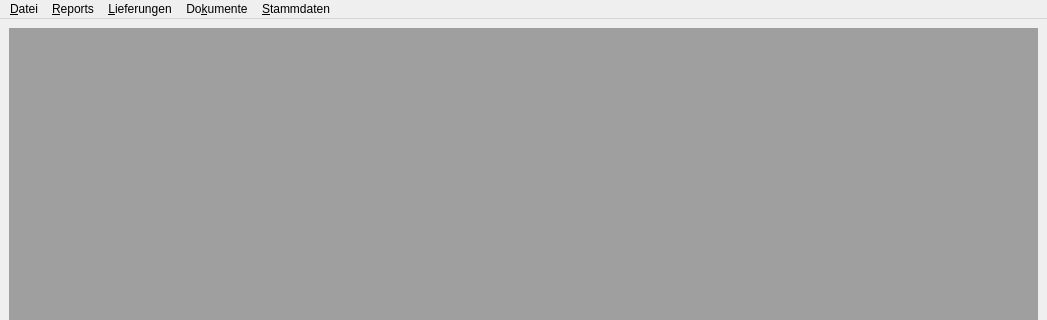
flurl/lagerManager, file ui/lagerManagerMainWindow.ui: the form before one commit; both pictures show x 0 to 1047 and y 0 to 320 of the 1047 by 664 pixel window.
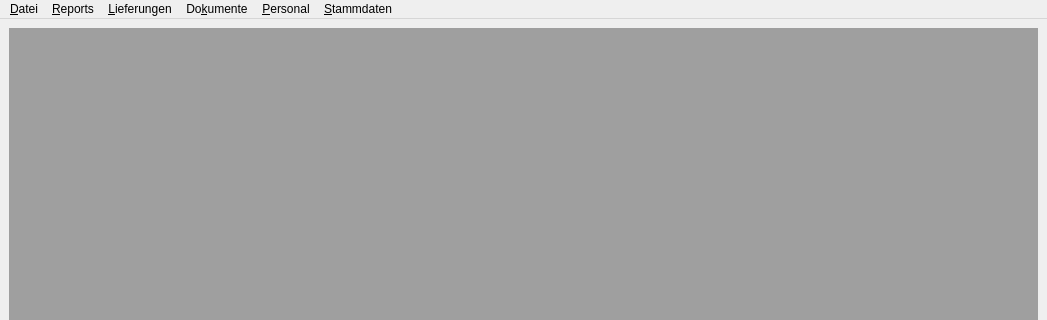
The form after the commit.

```diff
--- a/ui/lagerManagerMainWindow.ui
+++ b/ui/lagerManagerMainWindow.ui
@@ -98,10 +98,20 @@
     <addaction name="action_Dokumente_Dokumenttypen"/>
     <addaction name="action_Dokumente_Dokumente"/>
    </widget>
+   <widget class="QMenu" name="menu_Personal">
+    <property name="title">
+     <string>&amp;Personal</string>
+    </property>
+    <addaction name="action_Personal_DienstplanErstellen"/>
+    <addaction name="action_Personal_Dienstnehmer"/>
+    <addaction name="action_Personal_Beschaeftigungsbereiche"/>
+    <addaction name="action_Personal_Arbeitsplaetze"/>
+   </widget>
    <addaction name="menuFile"/>
    <addaction name="menu_Reports"/>
    <addaction name="menu_Lieferungen"/>
    <addaction name="menu_Dokumente"/>
+   <addaction name="menu_Personal"/>
    <addaction name="menuStammdaten"/>
   </widget>
   <widget class="QStatusBar" name="statusbar"/>
```
Left out of the diff: 38 changed lines with no effect on the pictures.
